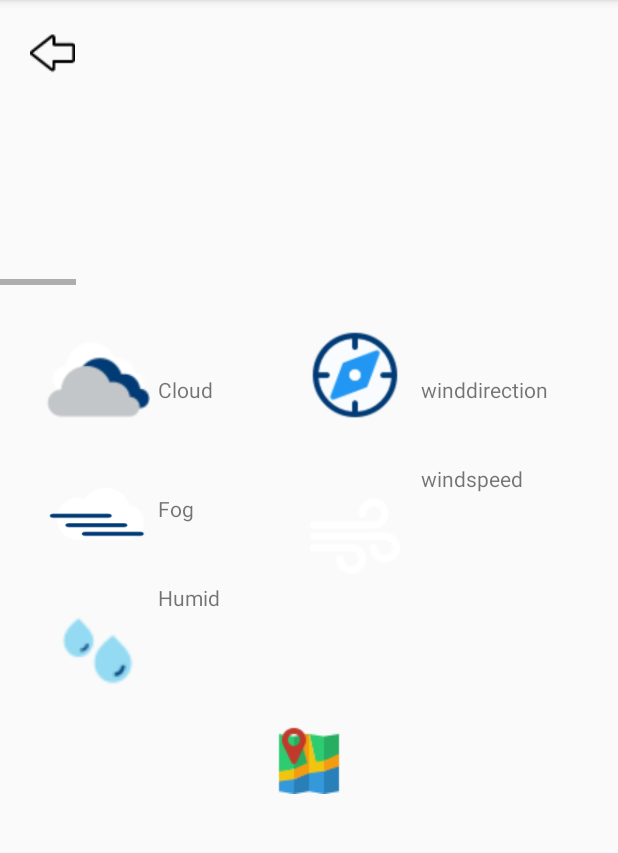
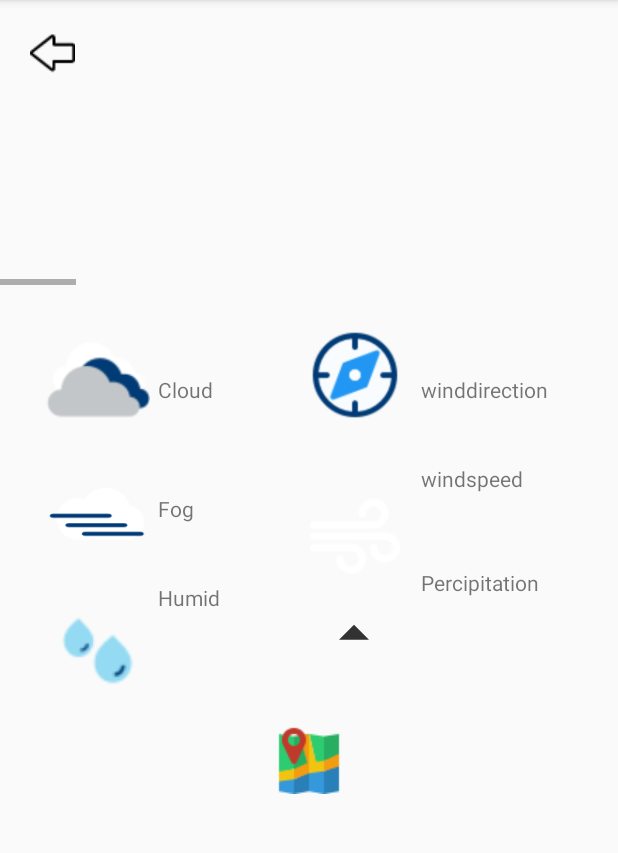
Before and after one commit to hibabubba/OceanAwareness, an Android app: the LocationActivity screen opened directly, with no data from a screen before it, on a phone screen of 412 x 824 dp, the part 84-937 px from its top. Run offline under Robolectric (Android 15) with nearby library versions, the phone set to English and light mode, and no system bars.

Commit message:
Merge branch 'master' of C:\Users\Hiba Benhaida\AndroidStudioProjects\TEAM23-REAL with conflicts.

```diff
--- a/app/build.gradle
+++ b/app/build.gradle
@@ -75,7 +75,7 @@ dependencies {
     kapt "androidx.lifecycle:lifecycle-compiler:2.2.0"
     //implementation "androidx.activity:activity-ktx:1.1.0"
     implementation 'androidx.fragment:fragment-ktx:1.2.0-alpha01'
-
+    implementation 'androidx.lifecycle:lifecycle-extensions:2.0.0'
 
 
 }
--- a/app/src/main/java/com/example/prosjekt/ApiproxyserviceRSS.kt
+++ b/app/src/main/java/com/example/prosjekt/ApiproxyserviceRSS.kt
@@ -19,7 +19,6 @@ public interface ApiproxyserviceRSS {
     @GET("api.json?rss_url=https://in2000-apiproxy.ifi.uio.no/weatherapi/metalerts/1.1/")
     //https://api.rss2json.com/v1/api.json?rss_url=https%3A%2F%2Fin2000-apiproxy.ifi.uio.no%2Fweatherapi%2Fmetalerts%2F1.1%2F%3Flat%3D10.09899%26lon%3D30.970696
     fun getRSSfeedAsync(
-        //@Query("rss_url") Link : String,
         @Query("lat") Latitude: Double,
         @Query("lon") Longitude: Double
     ): Deferred<RSSObject>
@@ -38,6 +37,8 @@ public interface ApiproxyserviceRSS {
                 .addConverterFactory(GsonConverterFactory.create(gson))
                 .build()
 
+          //  println("API : " + retro)
+
             return retro.create(ApiproxyserviceRSS::class.java)
         }
 
--- /dev/null
+++ b/app/src/main/java/com/example/prosjekt/Dataclasses/SetImage.kt
@@ -0,0 +1,4 @@
+package com.example.prosjekt.Dataclasses
+
+class Set_Image {
+}
--- /dev/null
+++ b/app/src/main/java/com/example/prosjekt/Dataclasses/SetImageOcean.kt
@@ -0,0 +1,4 @@
+package com.example.prosjekt.Dataclasses
+
+class SetImageOcean {
+}
--- /dev/null
+++ b/app/src/main/java/com/example/prosjekt/Repository/OceanRepository.kt
@@ -0,0 +1,4 @@
+package com.example.prosjekt.Repository
+
+class OceanRepository {
+}
--- a/app/src/main/java/com/example/prosjekt/Repository/Repository.kt
+++ b/app/src/main/java/com/example/prosjekt/Repository/Repository.kt
@@ -8,7 +8,6 @@ import com.example.prosjekt.Locationforecast.Locationforecast
 import com.example.prosjekt.Oceanforecast.Oceanforecast
 import com.example.prosjekt.RSS.ApiproxyserviceRSS
 import com.example.prosjekt.RSS.RSSObject
-import com.example.prosjekt.Service.Service
 import com.github.kittinunf.fuel.Fuel
 import com.github.kittinunf.fuel.core.FuelError
 import com.github.kittinunf.fuel.coroutines.awaitString
--- /dev/null
+++ b/app/src/main/java/com/example/prosjekt/ViewModel/OceanActivityViewModel.kt
@@ -0,0 +1,4 @@
+package com.example.prosjekt.ViewModel
+
+class OceanActivityViewModel {
+}
--- a/app/src/main/res/layout/activity__location.xml
+++ b/app/src/main/res/layout/activity__location.xml
@@ -343,7 +343,7 @@
             <LinearLayout
                 android:id="@+id/andre"
                 android:layout_width="89dp"
-                android:layout_height="wrap_content"
+                android:layout_height="match_parent"
                 android:orientation="vertical">
 
                 <ImageView
@@ -362,13 +362,20 @@
                     android:layout_marginTop="50dp"
                     app:srcCompat="@drawable/vindstyrke" />
 
+                <ImageView
+                    android:id="@+id/percipitation"
+                    android:layout_width="match_parent"
+                    android:layout_height="wrap_content"
+                    android:layout_marginTop="20sp"
+                    app:srcCompat="@drawable/ic_drop_up" />
+
 
             </LinearLayout>
 
             <LinearLayout
                 android:id="@+id/andretext"
                 android:layout_width="110dp"
-                android:layout_height="200dp"
+                android:layout_height="match_parent"
                 android:orientation="vertical">
 
                 <TextView
@@ -387,6 +394,13 @@
                     android:layout_marginTop="40dp"
                     android:text="windspeed" />
 
+                <TextView
+                    android:id="@+id/Percipitation"
+                    android:layout_width="match_parent"
+                    android:layout_height="wrap_content"
+                    android:layout_marginTop="50sp"
+                    android:text="Percipitation" />
+
 
             </LinearLayout>
         </LinearLayout>
```
Also changed, not shown: app/src/main/java/com/example/prosjekt/MenuActivity.kt (+29 -15 lines), app/src/main/java/com/example/prosjekt/OceanActivity.kt (+32 -22 lines), app/src/main/java/com/example/prosjekt/Service/Service.kt (deleted, +0 -100 lines).
